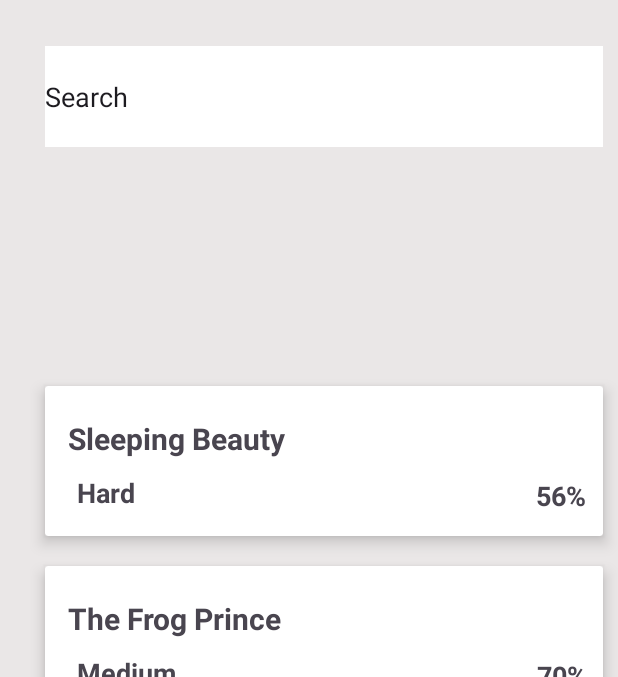
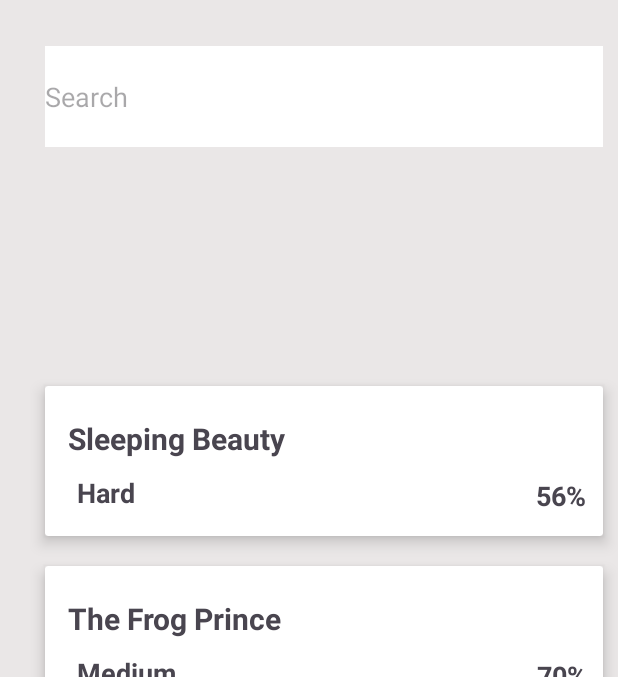
Before and after one commit to Kosjenka-Reading-App/Mobile-App, an Android app built with Jetpack Compose: the fragment HomeFragment shown on its own in the app's theme, on a phone screen of 412 x 824 dp, the part 104-781 px from its top. Run offline under Robolectric (Android 15) with nearby library versions, the phone set to English and light mode, and no system bars.

Commit message:
repaired2

```diff
--- a/app/src/main/java/com/dsd/kosjenka/di/RecyclerAdapter.kt
+++ b/app/src/main/java/com/dsd/kosjenka/di/RecyclerAdapter.kt
@@ -4,6 +4,9 @@ import android.view.View
 import android.view.ViewGroup
 import android.widget.ImageView
 import android.widget.TextView
+import androidx.appcompat.view.menu.MenuView.ItemView
+import androidx.core.content.ContentProviderCompat
+import androidx.core.content.ContextCompat
 import androidx.recyclerview.widget.RecyclerView
 import com.dsd.kosjenka.data.exercise
 import com.dsd.kosjenka.R
--- a/app/src/main/java/com/dsd/kosjenka/presentation/home/HomeFragment.kt
+++ b/app/src/main/java/com/dsd/kosjenka/presentation/home/HomeFragment.kt
@@ -43,5 +43,4 @@ class HomeFragment : Fragment() {
         // Setting the Adapter with the recyclerview
         recyclerview.adapter = adapter
     }
-
 }
--- a/app/src/main/res/layout/fragment_home.xml
+++ b/app/src/main/res/layout/fragment_home.xml
@@ -43,7 +43,7 @@
         android:background="#FFF"
         android:ems="10"
         android:inputType="text"
-        android:text="Search"
+        android:hint="Search"
         app:layout_constraintEnd_toEndOf="parent"
         app:layout_constraintHorizontal_bias="0.515"
         app:layout_constraintStart_toStartOf="parent"
```
